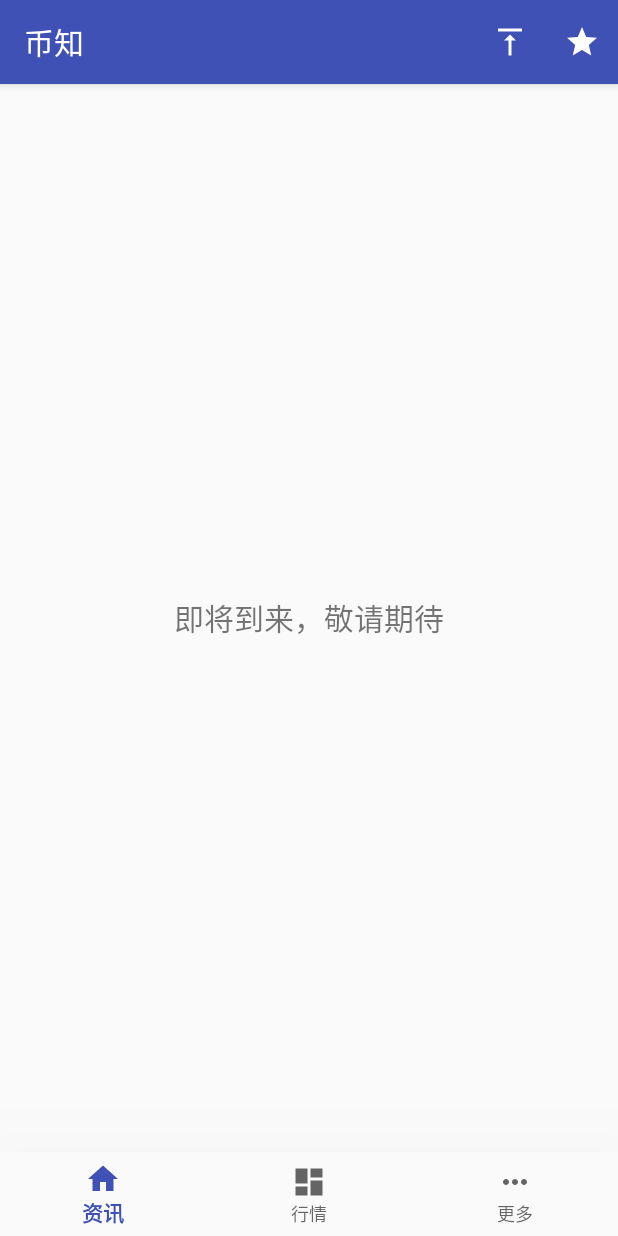
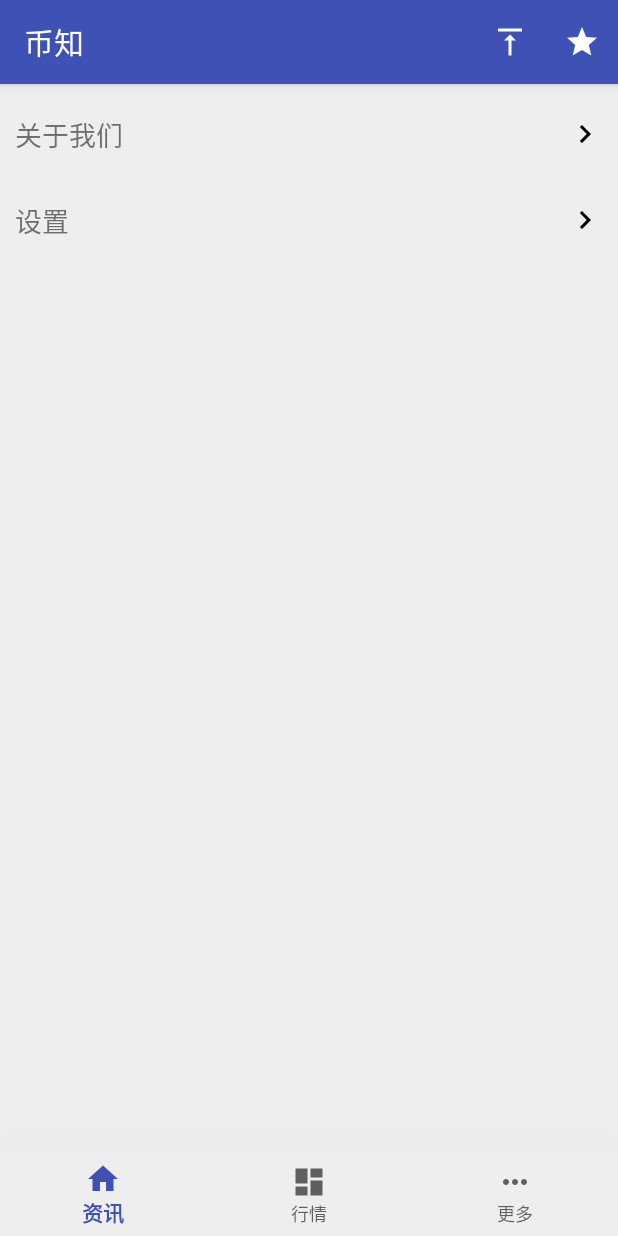
Before and after one commit to xqbpl09kk/MyApplication, an Android app: the fragment FragmentThree placed in its activity, on a phone screen of 412 x 824 dp. Run offline under Robolectric (Android 15) with nearby library versions, the phone set to English and light mode, and no system bars; libraries missing offline, so code that uses them is left out: com.umeng.commonsdk, com.umeng.message, org.android.agoo; 1 statement that could not run was skipped.

Commit message:
关于和设置界面

```diff
--- a/app/build.gradle
+++ b/app/build.gradle
@@ -18,12 +18,14 @@ android {
     buildTypes {
         debug {
             minifyEnabled false
+            buildConfigField "String","Base_Url" ,"\"http://47.104.133.201:10080\""
             proguardFiles getDefaultProguardFile('proguard-android.txt'), 'proguard-rules.txt'
         }
 
         release {
             minifyEnabled true
             shrinkResources true
+            buildConfigField "String","Base_Url" ,"\"http://47.104.133.201:10080\""
             proguardFiles getDefaultProguardFile('proguard-android.txt'), 'proguard-rules.pro'
         }
     }
--- a/app/src/main/AndroidManifest.xml
+++ b/app/src/main/AndroidManifest.xml
@@ -38,6 +38,12 @@
             android:launchMode="singleTask"
             android:exported="true"/>
 
+        <activity android:name=".ConcernActivity"
+            android:label="@string/concern"/>
+
+        <activity android:name=".SettingsActivity"
+            android:label="@string/settings"/>
+
         <provider
             android:name="android.support.v4.content.FileProvider"
             android:authorities="${applicationId}.provider"
--- a/app/src/main/java/fast/information/main/FragmentThree.kt
+++ b/app/src/main/java/fast/information/main/FragmentThree.kt
@@ -1,11 +1,16 @@
 package fast.information.main
 
+import android.content.Intent
 import android.os.Bundle
 import android.support.v4.app.Fragment
 import android.view.LayoutInflater
 import android.view.View
 import android.view.ViewGroup
+import fast.information.ConcernActivity
 import fast.information.R
+import fast.information.SettingsActivity
+
+import kotlinx.android.synthetic.main.fragment_more.*
 
 /**
 * MyApplication
@@ -24,6 +29,13 @@ class FragmentThree : Fragment() {
     }
 
     override fun onCreateView(inflater: LayoutInflater, container: ViewGroup?, savedInstanceState: Bundle?): View? {
-        return inflater.inflate(R.layout.fragment_empty ,container , false )
+        return inflater.inflate(R.layout.fragment_more ,container , false )
+    }
+
+
+    override fun onViewCreated(view: View, savedInstanceState: Bundle?) {
+        super.onViewCreated(view, savedInstanceState)
+        concern.setOnClickListener({ startActivity(Intent(context , ConcernActivity::class.java)) })
+        settings.setOnClickListener({ startActivity(Intent(context , SettingsActivity::class.java)) })
     }
 }
--- a/app/src/main/java/fast/information/network/RetrofitHelper.kt
+++ b/app/src/main/java/fast/information/network/RetrofitHelper.kt
@@ -3,6 +3,7 @@ package fast.information.network
 
 import android.util.Log
 import com.google.gson.GsonBuilder
+import fast.information.BuildConfig
 import fast.information.MyApplication
 import fast.information.network.bean.MessageItem
 import fast.information.network.bean.UpdateInfo
@@ -26,7 +27,7 @@ import java.io.OutputStream
 */
 class RetrofitHelper private constructor(){
 
-    private val baseUrl: String = "http://btcapi.yaopic.com/"
+    private val baseUrl: String = BuildConfig.Base_Url
     private val tag  : String = "RetrofitHelper"
     private val retrofit: Retrofit = Retrofit.Builder()
             .baseUrl(baseUrl)
--- /dev/null
+++ b/app/src/main/res/drawable/ic_chevron_right_black_24dp.xml
@@ -0,0 +1,9 @@
+<vector xmlns:android="http://schemas.android.com/apk/res/android"
+        android:width="24dp"
+        android:height="24dp"
+        android:viewportWidth="24.0"
+        android:viewportHeight="24.0">
+    <path
+        android:fillColor="#FF000000"
+        android:pathData="M10,6L8.59,7.41 13.17,12l-4.58,4.59L10,18l6,-6z"/>
+</vector>
--- /dev/null
+++ b/app/src/main/res/layout/fragment_more.xml
@@ -0,0 +1,28 @@
+<?xml version="1.0" encoding="utf-8"?>
+<LinearLayout
+    xmlns:android="http://schemas.android.com/apk/res/android" android:layout_width="match_parent"
+    android:orientation="vertical"
+    android:paddingTop="@dimen/common_padding"
+    android:layout_height="match_parent">
+
+    <TextView android:layout_height="wrap_content"
+        android:layout_width="match_parent"
+        android:text="@string/concern"
+        android:background="?android:selectableItemBackground"
+        android:lines="1"
+        android:textSize="18sp"
+        android:id="@+id/concern"
+        android:drawableEnd="@drawable/ic_chevron_right_black_24dp"
+        android:padding="@dimen/common_padding"/>
+
+    <TextView android:layout_height="wrap_content"
+        android:layout_width="match_parent"
+        android:text="@string/settings"
+        android:layout_marginTop="10dp"
+        android:background="?android:selectableItemBackground"
+        android:lines="1"
+        android:textSize="18sp"
+        android:id="@+id/settings"
+        android:drawableEnd="@drawable/ic_chevron_right_black_24dp"
+        android:padding="@dimen/common_padding"/>
+</LinearLayout>
--- a/app/src/main/res/values/colors.xml
+++ b/app/src/main/res/values/colors.xml
@@ -4,5 +4,6 @@
     <color name="colorPrimaryDark">#303F9F</color>
     <color name="colorAccent">#FF4081</color>
     <color name="half_trans">#66666666</color>
-    <color name="white">#ffffffff</color>
+    <color name="white">#FFFFFFFF</color>
+    <color name="windowBackground">#ffEEEEEE</color>
 </resources>
--- a/app/src/main/res/values/dimens.xml
+++ b/app/src/main/res/values/dimens.xml
@@ -1,3 +1,4 @@
 <resources>
     <!-- Default screen margins, per the Android Design guidelines. -->
+    <dimen name="common_padding">10dp</dimen>
 </resources>
--- a/app/src/main/res/values/strings.xml
+++ b/app/src/main/res/values/strings.xml
@@ -11,4 +11,8 @@
     <string name="update">更新</string>
     <string name="cancel">取消</string>
     <string name="download_complete_notify">下载已经完成，请点击通知栏完成安装。</string>
+    <string name="concern">关于我们</string>
+    <string name="settings">设置</string>
+    <string name="push_message">推送</string>
+    <string name="auto_update">Wifi下自动下载更新</string>
 </resources>
--- a/app/src/main/res/values/styles.xml
+++ b/app/src/main/res/values/styles.xml
@@ -5,12 +5,14 @@
         <!-- Customize your theme here. -->
         <item name="colorPrimary">@color/colorPrimary</item>
         <item name="colorPrimaryDark">@color/colorPrimaryDark</item>
+        <item name="android:windowBackground">@color/windowBackground</item>
         <item name="colorAccent">@color/colorAccent</item>
 
     </style>
 
     <style name="TransparentTheme" parent = "Theme.AppCompat.Dialog" >
         <item name="android:windowNoTitle">true</item>
+
         <item name="android:windowIsTranslucent">true</item>
         <item name="android:windowAnimationStyle">@android:style/Animation.Translucent</item>
         <item name="android:windowBackground">@color/half_trans</item>
```
Also changed, not shown: app/src/main/java/fast/information/ConcernActivity.kt (added, +15 -0 lines), app/src/main/java/fast/information/SettingsActivity.kt (added, +14 -0 lines), app/src/main/res/layout/activity_settings.xml (added, +26 -0 lines).
